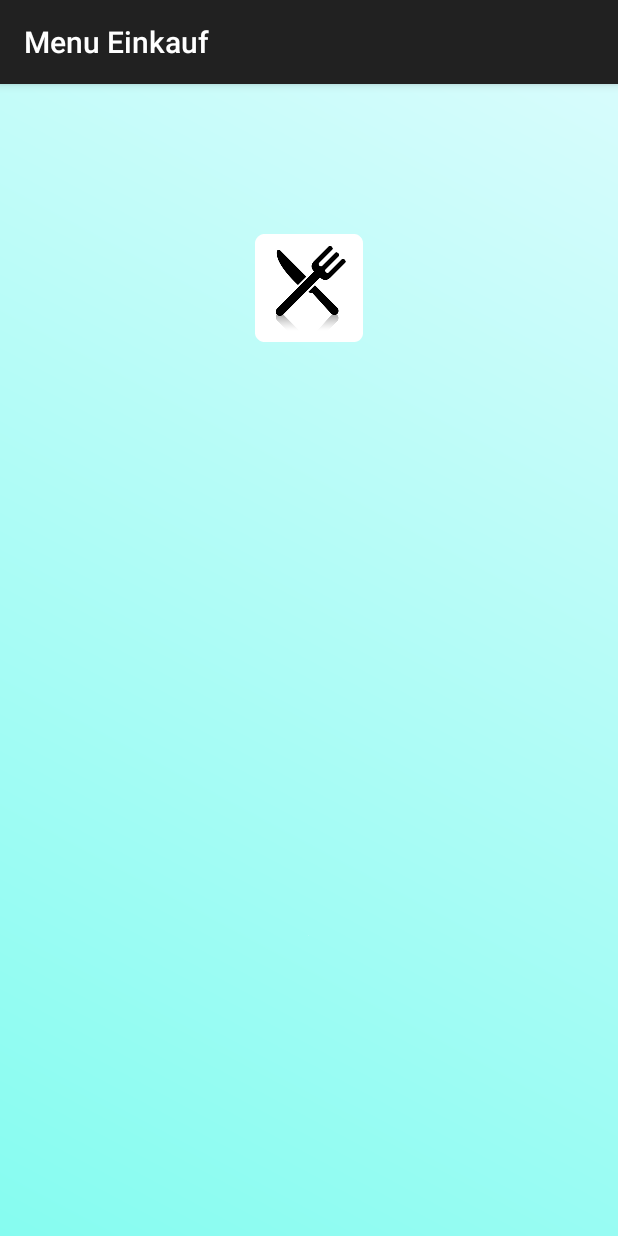
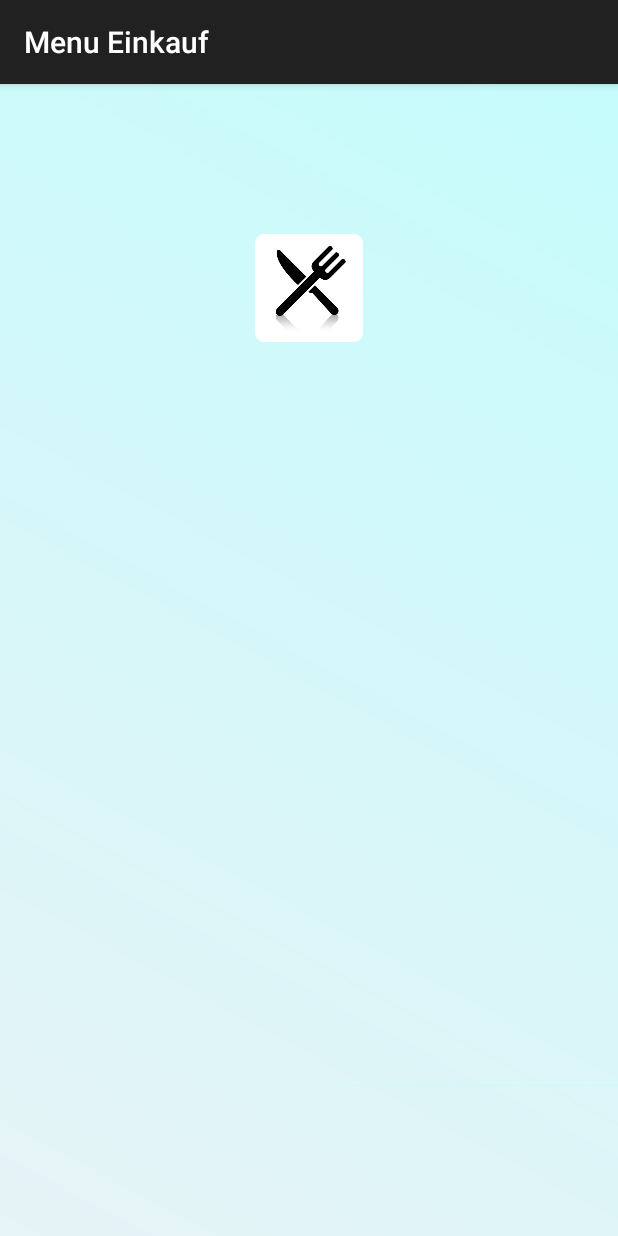
Before and after one commit to anton2108/einkauf, an Android app: the screen it shows after launch (MainActivity), on a phone screen of 412 x 824 dp. Run offline under Robolectric (Android 15) with nearby library versions, the phone set to English and light mode, and no system bars; our stand-ins replace Picasso; pictures from the network do not load.

Commit message:
-Improved Basic Navigation -Improved Design todo: Retrofit implementation

```diff
--- a/app/build.gradle
+++ b/app/build.gradle
@@ -32,4 +32,5 @@ dependencies {
     implementation 'androidx.fragment:fragment:1.0.0'
     implementation 'androidx.appcompat:appcompat:1.0.2'
     implementation 'com.squareup.picasso:picasso:2.5.2'
+    implementation 'androidx.cardview:cardview:1.0.0'
 }
--- a/app/src/main/java/com/nikotin/menueinkauf/MainActivity.java
+++ b/app/src/main/java/com/nikotin/menueinkauf/MainActivity.java
@@ -9,6 +9,7 @@ package com.nikotin.menueinkauf;
 
 import android.app.Activity;
 import android.os.Bundle;
+import android.util.Log;
 import android.view.View;
 
 import androidx.appcompat.app.AppCompatActivity;
@@ -21,15 +22,11 @@ public class MainActivity extends AppCompatActivity implements NavigationHost{
     @Override
     protected void onCreate(Bundle savedInstanceState) {
         super.onCreate(savedInstanceState);
-        setContentView(R.layout.activity_main);
+        setContentView(R.layout.start_fragment);
 
         if (savedInstanceState == null) {
-            getSupportFragmentManager()
-                    .beginTransaction()
-                    .add(R.id.container, new startFragment())
-                    .commit();
+            navigateTo(new startFragment(),true);
         }
-
     }
 
     /**
@@ -53,4 +50,12 @@ public class MainActivity extends AppCompatActivity implements NavigationHost{
         transaction.commit();
     }
 
+
+    @Override
+    protected void onResume() {
+        super.onResume();
+        Log.d(LOG_TAG,"Main Activity has been Resume");
+        navigateTo(new startFragment(),true);
+    }
+
 }
--- a/app/src/main/java/com/nikotin/menueinkauf/startFragment.java
+++ b/app/src/main/java/com/nikotin/menueinkauf/startFragment.java
@@ -74,6 +74,7 @@ public class startFragment extends Fragment implements View.OnClickListener {
         imgViewLogo=(ImageView) v.findViewById(R.id.imageViewLogo);
         imgViewLogo.setOnClickListener(this); //DV: clicking reference to current view
         imgViewMenu=(ImageView) v.findViewById(R.id.image_view_menu);
+        imgViewMenu.setOnClickListener(this);
         //StartFragmentBinding binding = DataBindingUtil.bind(v);
         //binding.setFragment(this);
         return v;
@@ -94,6 +95,10 @@ public class startFragment extends Fragment implements View.OnClickListener {
             t.commit();
         */
         }
+        if (v==imgViewMenu){
+            ((MainActivity) getActivity()).navigateTo(new menuFragment(),true);
+        }
 
     }
+
 }
--- a/app/src/main/res/drawable/gradient.xml
+++ b/app/src/main/res/drawable/gradient.xml
@@ -2,7 +2,7 @@
 <shape xmlns:android="http://schemas.android.com/apk/res/android"
     android:shape="rectangle">
     <gradient
-        android:startColor="#86fcf0"
-        android:endColor="#d7fcfc"
+        android:startColor="#e6f3f7"
+        android:endColor="#c6fcfc"
         android:angle="45"/>
 </shape>
--- a/app/src/main/res/layout/activity_main.xml
+++ b/app/src/main/res/layout/activity_main.xml
@@ -1,5 +1,6 @@
 <?xml version="1.0" encoding="utf-8"?>
 <FrameLayout xmlns:android="http://schemas.android.com/apk/res/android"
+    xmlns:app="http://schemas.android.com/apk/res-auto"
     xmlns:tools="http://schemas.android.com/tools"
     android:id="@+id/container"
     android:layout_width="match_parent"
--- a/app/src/main/res/layout/start_fragment.xml
+++ b/app/src/main/res/layout/start_fragment.xml
@@ -22,12 +22,17 @@
         android:src="@mipmap/ic_launcher_round"
         android:text="@string/logo_action" />
 
+
     <ImageView
         android:id="@+id/image_view_menu"
-        android:layout_width="wrap_content"
+        android:layout_width="match_parent"
         android:layout_height="wrap_content"
         android:layout_gravity="bottom|center"
-        android:layout_marginBottom="200dp"
+        android:layout_marginBottom="100dp"
+        android:alpha="0.95"
+        android:baselineAlignBottom="false"
+        android:fadingEdge="horizontal|vertical"
+        android:scaleType="fitXY"
         android:src="@drawable/gradient" />
 
 </FrameLayout>
```
Also changed, not shown: app/src/main/java/com/nikotin/menueinkauf/menuFragment.java (+21 -2 lines), app/src/main/res/layout/menu_fragment.xml (+8 -3 lines).
